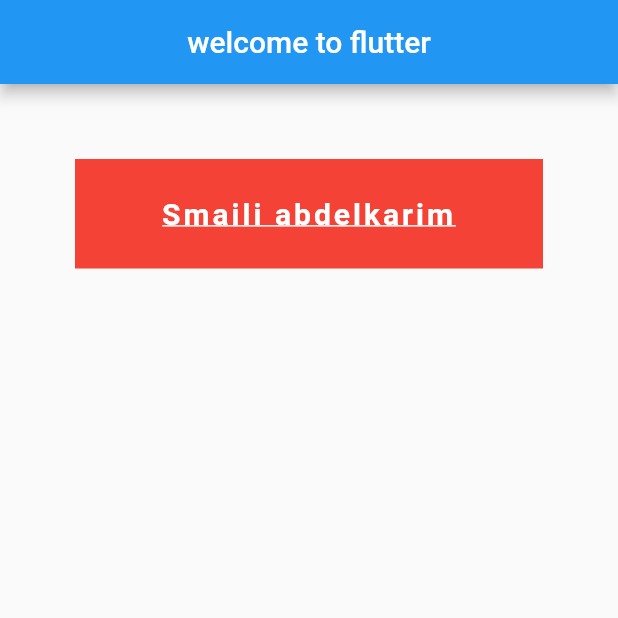
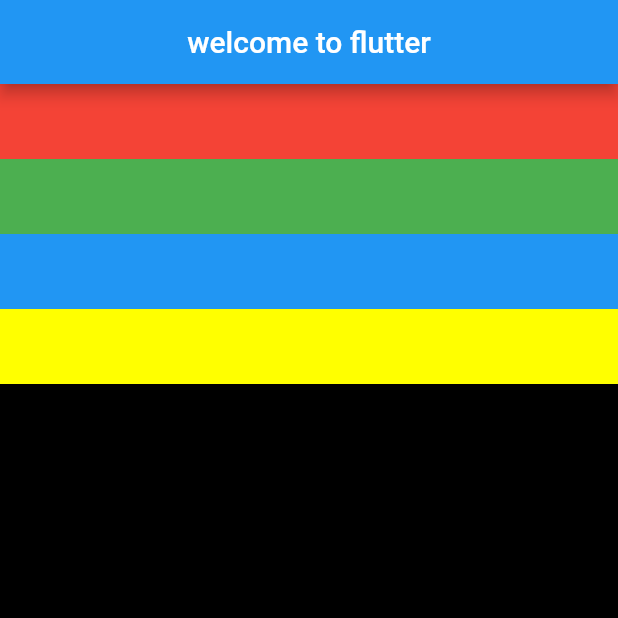
Before and after one commit to smailiAbdelkarim/Flutter-Learning, a Flutter app: the screen it shows after launch, on a phone screen of 412 x 824 dp, the top half of it. Run offline on Flutter 3.47's test engine with Material 2 defaults, Android fonts, the phone set to English and light mode, and no system bars.

Commit message:
handling with expanded column widget

```diff
--- a/expanded_column/lib/main.dart
+++ b/expanded_column/lib/main.dart
@@ -1,5 +1,6 @@
 import 'package:flutter/material.dart';
-import 'package:flutter/painting.dart';
+import 'stylee.dart';
+
 
 main(){
   runApp(MyApp());
@@ -19,26 +20,45 @@ class HomeScreen extends StatelessWidget{
   Widget build(BuildContext context) {
      return Scaffold(
        appBar: AppBar(
-         title:Text("welcome to flutter") ,
+         title:Text("welcome to flutter",
+         style: textStyling()) ,
          centerTitle: true,
        ),
-       body : Container(
-         color: Colors.red,  // background color of my container
-         margin: EdgeInsets.all(50),  // take 50 from all directions
-         padding: EdgeInsets.all(25),  // simple padding
-         width: 400,
-         child: Text("Smaili abdelkarim",
-           textAlign: TextAlign.center,
-           style: TextStyle(
-               color: Colors.white,
-               fontSize: 20,
-               fontWeight: FontWeight.bold,
-               letterSpacing: 2,
-               decoration: TextDecoration.underline,
+       body: Column(
+
+         children: <Widget>[
+            Container(
+              width: double.infinity,
+              height: 50,
+              color: Colors.red,
+            ),
+           Container(
+             width: double.infinity,
+             height: 50,
+             color: Colors.green,
+           ),
+           Container(
+             width: double.infinity,
+             height: 50,
+             color: Colors.blue,
+           ),
+           Container(
+             width: double.infinity,
+             height: 50,
+             color: Colors.yellowAccent,
+           ),
+           Expanded(
+             child: Container(
+               color:Colors.black,
+               width: double.infinity,
+             ),
+
+
 
            ),
-         ),
+         ],
        ),
+
      );
   }
 
```
